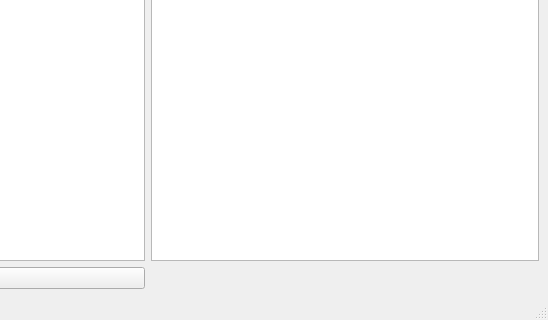
Above: mainwindow.ui from a-simanov/FileManager before the change; both pictures show x 252 to 800 and y 280 to 600 of the 800 by 600 pixel window. Below: the same form after it.
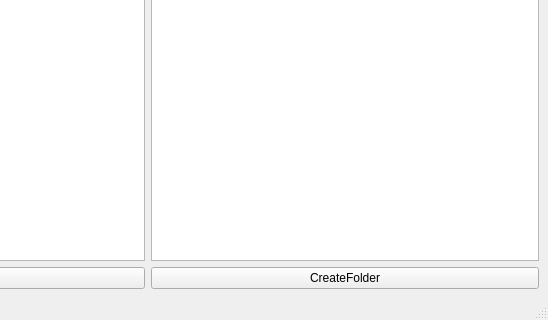
That is the form after the change.

Commit message: add create dir function

Diff of the .ui file:
```diff
--- a/mainwindow.ui
+++ b/mainwindow.ui
@@ -64,6 +64,13 @@
       </property>
      </widget>
     </item>
+    <item row="1" column="3">
+     <widget class="QPushButton" name="btn_create_folder">
+      <property name="text">
+       <string>CreateFolder</string>
+      </property>
+     </widget>
+    </item>
    </layout>
   </widget>
   <widget class="QMenuBar" name="menubar">
```
The commit also changes 30 other files.
